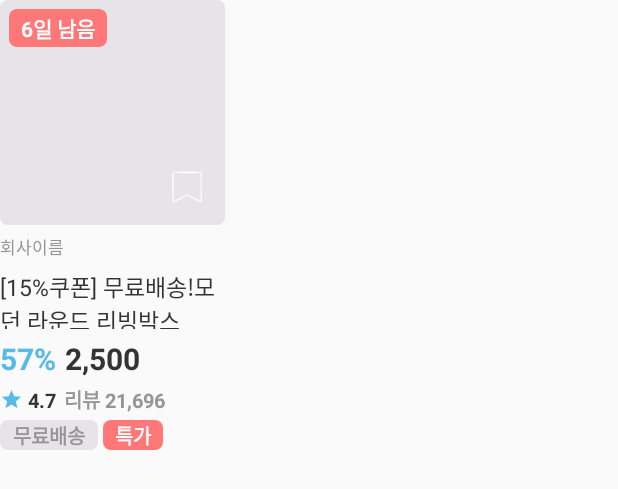
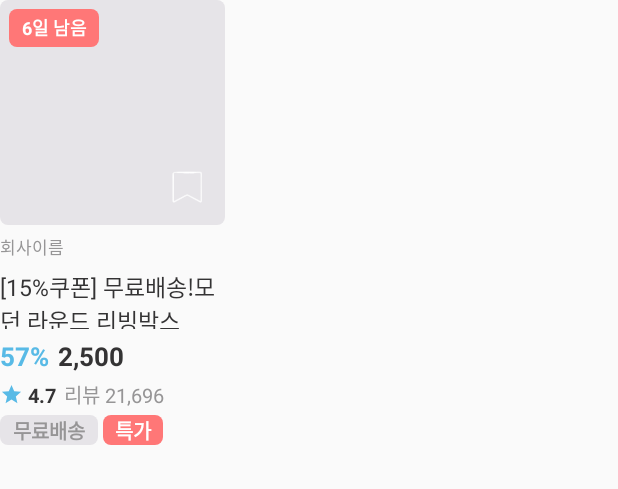
Before and after one commit to mock-rc6/today-s_house_A_aos_lucy, an Android app: the layout item_todays_deal.xml on its own in the app's theme, with its tools: preview values and no code run, on a phone screen of 412 x 824 dp. Shown: the top 489 px of the screen. Run offline under Robolectric (Android 15) with nearby library versions, the phone set to English and light mode, and no system bars.

Commit message:
todays deal UI 변경

```diff
--- a/app/src/main/res/layout/item_todays_deal.xml
+++ b/app/src/main/res/layout/item_todays_deal.xml
@@ -16,11 +16,12 @@
 
     <TextView
         android:id="@+id/tv_due"
-        android:layout_width="65dp"
+        android:layout_width="60dp"
         android:layout_height="25dp"
         android:background="@drawable/custom_radius_corner_img"
         android:backgroundTint="#FF7777"
         android:text="6일 남음"
+        android:textSize="12sp"
         android:textColor="@color/white"
         android:textStyle="bold"
         android:gravity="center"
@@ -67,7 +68,7 @@
         android:layout_width="wrap_content"
         android:layout_height="wrap_content"
         android:text="57%"
-        android:textSize="20sp"
+        android:textSize="17sp"
         android:textColor="@color/main_color"
         android:textStyle="bold"
         app:layout_constraintStart_toStartOf="@id/iv_img"
@@ -79,7 +80,7 @@
         android:layout_width="wrap_content"
         android:layout_height="wrap_content"
         android:text="2,500"
-        android:textSize="20sp"
+        android:textSize="17sp"
         android:textColor="@color/text_color_black"
         android:textStyle="bold"
         app:layout_constraintStart_toEndOf="@id/tv_sale_rate"
@@ -115,7 +116,6 @@
         android:text="리뷰 21,696"
         android:textSize="@dimen/text_size_13"
         android:textColor="@color/text_color_dark_gray"
-        android:textStyle="bold"
         app:layout_constraintTop_toTopOf="@id/iv_star"
         app:layout_constraintStart_toEndOf="@id/tv_score"
         app:layout_constraintBottom_toBottomOf="@id/iv_star"
```
Also changed, not shown: app/src/main/java/com/example/today_s_house_clon/src/main/recyclerViewAdapter/TodaysDealRecyclerAdapter.kt (+5 -5 lines).
